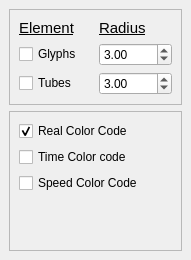
Above: Code/GUI/lib/Resources/LineageDockWidget.ui from gofigure2/GoFigure2 before the change. Below: the same form after it.
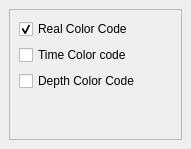
That is the form after the change.

Commit message: ENH: removing useless code

```diff
--- a/Code/GUI/lib/Resources/LineageDockWidget.ui
+++ b/Code/GUI/lib/Resources/LineageDockWidget.ui
@@ -10,7 +10,7 @@
     <x>0</x>
     <y>0</y>
     <width>191</width>
-    <height>260</height>
+    <height>149</height>
    </rect>
   </property>
   <property name="windowTitle">
@@ -19,84 +19,6 @@
   <widget class="QWidget" name="dockWidgetContents">
    <layout class="QGridLayout" name="gridLayout_5">
     <item row="0" column="0">
-     <widget class="QFrame" name="frame">
-      <property name="frameShape">
-       <enum>QFrame::StyledPanel</enum>
-      </property>
-      <property name="frameShadow">
-       <enum>QFrame::Raised</enum>
-      </property>
-      <layout class="QGridLayout" name="gridLayout_4">
-       <item row="0" column="0">
-        <layout class="QGridLayout" name="gridLayout">
-         <item row="0" column="0">
-          <widget class="QLabel" name="label_2">
-           <property name="text">
-            <string>&lt;!DOCTYPE HTML PUBLIC &quot;-//W3C//DTD HTML 4.0//EN&quot; &quot;http://www.w3.org/TR/REC-html40/strict.dtd&quot;&gt;
-&lt;html&gt;&lt;head&gt;&lt;meta name=&quot;qrichtext&quot; content=&quot;1&quot; /&gt;&lt;style type=&quot;text/css&quot;&gt;
-p, li { white-space: pre-wrap; }
-&lt;/style&gt;&lt;/head&gt;&lt;body style=&quot; font-family:'Ubuntu'; font-size:11pt; font-weight:400; font-style:normal;&quot;&gt;
-&lt;p style=&quot; margin-top:0px; margin-bottom:0px; margin-left:0px; margin-right:0px; -qt-block-indent:0; text-indent:0px;&quot;&gt;&lt;span style=&quot; text-decoration: underline;&quot;&gt;Element&lt;/span&gt;&lt;/p&gt;&lt;/body&gt;&lt;/html&gt;</string>
-           </property>
-          </widget>
-         </item>
-         <item row="0" column="1">
-          <widget class="QLabel" name="label">
-           <property name="text">
-            <string>&lt;!DOCTYPE HTML PUBLIC &quot;-//W3C//DTD HTML 4.0//EN&quot; &quot;http://www.w3.org/TR/REC-html40/strict.dtd&quot;&gt;
-&lt;html&gt;&lt;head&gt;&lt;meta name=&quot;qrichtext&quot; content=&quot;1&quot; /&gt;&lt;style type=&quot;text/css&quot;&gt;
-p, li { white-space: pre-wrap; }
-&lt;/style&gt;&lt;/head&gt;&lt;body style=&quot; font-family:'Ubuntu'; font-size:11pt; font-weight:400; font-style:normal;&quot;&gt;
-&lt;p style=&quot; margin-top:0px; margin-bottom:0px; margin-left:0px; margin-right:0px; -qt-block-indent:0; text-indent:0px;&quot;&gt;&lt;span style=&quot; text-decoration: underline;&quot;&gt;Radius&lt;/span&gt;&lt;/p&gt;&lt;/body&gt;&lt;/html&gt;</string>
-           </property>
-           <property name="scaledContents">
-            <bool>false</bool>
-           </property>
-           <property name="wordWrap">
-            <bool>false</bool>
-           </property>
-          </widget>
-         </item>
-         <item row="1" column="0">
-          <widget class="QCheckBox" name="glyph">
-           <property name="text">
-            <string>Glyphs</string>
-           </property>
-          </widget>
-         </item>
-         <item row="2" column="0">
-          <widget class="QCheckBox" name="tube">
-           <property name="text">
-            <string>Tubes</string>
-           </property>
-          </widget>
-         </item>
-         <item row="1" column="1">
-          <widget class="QDoubleSpinBox" name="glyphSpinBox">
-           <property name="singleStep">
-            <double>0.100000000000000</double>
-           </property>
-           <property name="value">
-            <double>3.000000000000000</double>
-           </property>
-          </widget>
-         </item>
-         <item row="2" column="1">
-          <widget class="QDoubleSpinBox" name="tubeSpinBox">
-           <property name="singleStep">
-            <double>0.100000000000000</double>
-           </property>
-           <property name="value">
-            <double>3.000000000000000</double>
-           </property>
-          </widget>
-         </item>
-        </layout>
-       </item>
-      </layout>
-     </widget>
-    </item>
-    <item row="1" column="0">
      <widget class="QFrame" name="frame_2">
       <property name="frameShape">
        <enum>QFrame::StyledPanel</enum>
@@ -123,7 +45,7 @@
          <item row="3" column="0">
           <widget class="QCheckBox" name="speed">
            <property name="text">
-            <string>Speed Color Code</string>
+            <string>Depth Color Code</string>
            </property>
            <property name="autoExclusive">
             <bool>true</bool>
```
Left out of the diff: 2 changed lines with no effect on the pictures. The commit also changes 2 other files.
